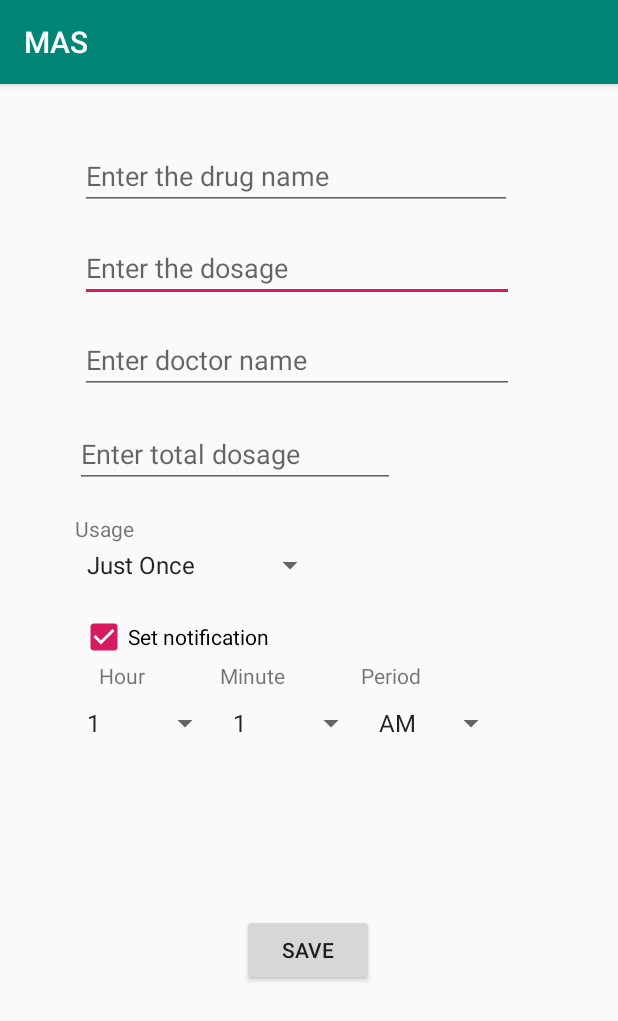
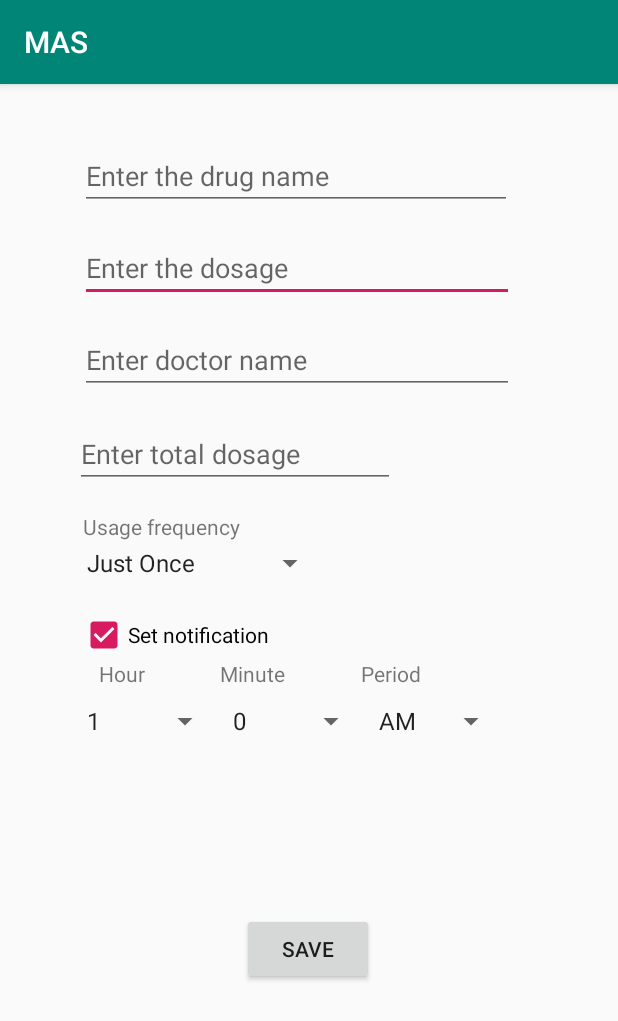
Before and after one commit to mz966319/Medication-Adherence-System, an Android app: the AddDetails screen opened directly, with no data from a screen before it, after a tap on "SAVE", on a phone screen of 412 x 824 dp. Shown: the top 1021 px of the screen. Run offline under Robolectric (Android 15) with nearby library versions, the phone set to English and light mode, and no system bars; our stand-ins replace Firebase (no records; nobody signed in at launch, a user with empty details on screens opened directly); 2 other taps on this screen came first.

Commit message:
[REFACTOR] created notification option and added frequency to medicine for patent object and changes to registration activity to make it go to login activity Moaaz - Vivian

```diff
--- a/MAS/app/src/main/java/com/example/mas/AddDetails.java
+++ b/MAS/app/src/main/java/com/example/mas/AddDetails.java
@@ -2,12 +2,12 @@ package com.example.mas;
 
 import androidx.appcompat.app.AppCompatActivity;
 
+import android.app.AlarmManager;
+import android.app.PendingIntent;
 import android.content.Intent;
 import android.content.SharedPreferences;
 import android.os.Bundle;
 import android.preference.PreferenceManager;
-import android.text.Layout;
-import android.util.Log;
 import android.view.View;
 import android.widget.ArrayAdapter;
 import android.widget.Button;
@@ -15,14 +15,13 @@ import android.widget.CheckBox;
 import android.widget.EditText;
 import android.widget.LinearLayout;
 import android.widget.Spinner;
-import android.widget.TextView;
-import android.widget.TextView;
 import android.widget.Toast;
 
 
 import com.google.firebase.database.DatabaseReference;
 import com.google.firebase.database.FirebaseDatabase;
-import com.google.firebase.database.ValueEventListener;
+
+import java.util.Calendar;
 
 public class AddDetails extends AppCompatActivity {
 
@@ -55,6 +54,8 @@ public class AddDetails extends AppCompatActivity {
                 DoctorNameValidator d3 = new DoctorNameValidator(doctorname);
                 String totalDosage = TotalDosage.getText().toString();
                 TotalDosageValidator d4 = new TotalDosageValidator(totalDosage);
+                Spinner usageSpinner = (Spinner) findViewById(R.id.spinner);
+                String frequency = usageSpinner.getSelectedItem().toString();
 
                 SharedPreferences prefs = PreferenceManager.getDefaultSharedPreferences(AddDetails.this);
                 String userName = prefs.getString("string_id", "no id"); //no id: default value
@@ -70,14 +71,32 @@ public class AddDetails extends AppCompatActivity {
                 }else {
                     myRef = database.getReference().child("users");
 
-                    MedicineForPatient med = new MedicineForPatient(drugname,dosage,doctorname,totalDosage);
+                    MedicineForPatient med = new MedicineForPatient(drugname,dosage,doctorname,totalDosage, frequency);
 
                     myRef.child(userName).child("medicines").child(drugname).setValue(med);
 
                     Toast.makeText(AddDetails.this, "Firebase connection success", Toast.LENGTH_LONG).show();
 
+                    Calendar calendar = Calendar.getInstance();
+                    calendar.set(Calendar.HOUR_OF_DAY,23);
+                    calendar.set(Calendar.MINUTE,3);
+                    calendar.set(Calendar.SECOND,0);
+
+                    Intent notificationIntent = new Intent(getApplicationContext(), NotificationReceiver.class);
+                    PendingIntent pendingIntent = PendingIntent.getBroadcast(getApplicationContext(),100,notificationIntent,PendingIntent.FLAG_UPDATE_CURRENT);
+                    AlarmManager alarmManager = (AlarmManager) getSystemService(ALARM_SERVICE);
+                    alarmManager.setRepeating(AlarmManager.RTC_WAKEUP,calendar.getTimeInMillis(),AlarmManager.INTERVAL_DAY,pendingIntent);
+
+
+
+
+
+
+
+
                     Intent intent = new Intent(AddDetails.this, AddMedicine.class);
                     startActivity(intent);
+
                 }
             }
         });
@@ -103,7 +122,7 @@ public class AddDetails extends AppCompatActivity {
         String[] arraySpinnerUsage = new String[] {
                 "Just Once", "Everyday", "Odd Days", "Even Days", "Every Week", "Every Month"};
         Spinner usageSpinner = (Spinner) findViewById(R.id.spinner);
-        usageSpinner.setPrompt("Usage Period");
+//        usageSpinner.setPrompt("Usage Period");
         ArrayAdapter<String> adapter = new ArrayAdapter<String>(this,
                 android.R.layout.simple_spinner_item, arraySpinnerUsage);
         adapter.setDropDownViewResource(android.R.layout.simple_spinner_dropdown_item);
@@ -117,9 +136,9 @@ public class AddDetails extends AppCompatActivity {
         adapter.setDropDownViewResource(android.R.layout.simple_spinner_dropdown_item);
         hoursSpinner.setAdapter(adapter);
 
-        String[] arraySpinnerMins= new String[59];
-        for(int i=0;i<59;i++){
-            arraySpinnerMins[i]=Integer.toString((i+1));
+        String[] arraySpinnerMins= new String[60];
+        for(int i=0;i<=59;i++){
+            arraySpinnerMins[i]=Integer.toString((i));
         }
         Spinner minsSpinner = (Spinner) findViewById(R.id.spinnerMins);
         adapter = new ArrayAdapter<String>(this,
--- a/MAS/app/src/main/java/com/example/mas/Registration.java
+++ b/MAS/app/src/main/java/com/example/mas/Registration.java
@@ -88,6 +88,7 @@ public class Registration extends AppCompatActivity {
                     //Toast.makeText(this,"Empty full name!",Toast.LENGTH_LONG).show();
                 }
                 else {
+
                     databaseUsers = database.getReference().child("users");
                     databaseUsers.child(username).setValue(user);
                     Toast.makeText(Registration.this,"Registration done!!!", Toast.LENGTH_LONG).show();
--- a/MAS/app/src/main/res/layout/activity_add_details.xml
+++ b/MAS/app/src/main/res/layout/activity_add_details.xml
@@ -89,10 +89,10 @@
         android:id="@+id/textView"
         android:layout_width="wrap_content"
         android:layout_height="wrap_content"
-        android:layout_marginTop="17dp"
-        android:text="Usage"
+        android:layout_marginTop="16dp"
+        android:text="Usage frequency"
         app:layout_constraintEnd_toEndOf="parent"
-        app:layout_constraintHorizontal_bias="0.134"
+        app:layout_constraintHorizontal_bias="0.18"
         app:layout_constraintStart_toStartOf="parent"
         app:layout_constraintTop_toBottomOf="@+id/totalDosageEditText" />
 
```
Also changed, not shown: MAS/app/src/main/AndroidManifest.xml (+4 -3 lines), MAS/app/src/main/java/com/example/mas/MedicineForPatient.java (+11 -1 lines), MAS/app/src/main/java/com/example/mas/NotificationReceiver.java (added, +30 -0 lines).
